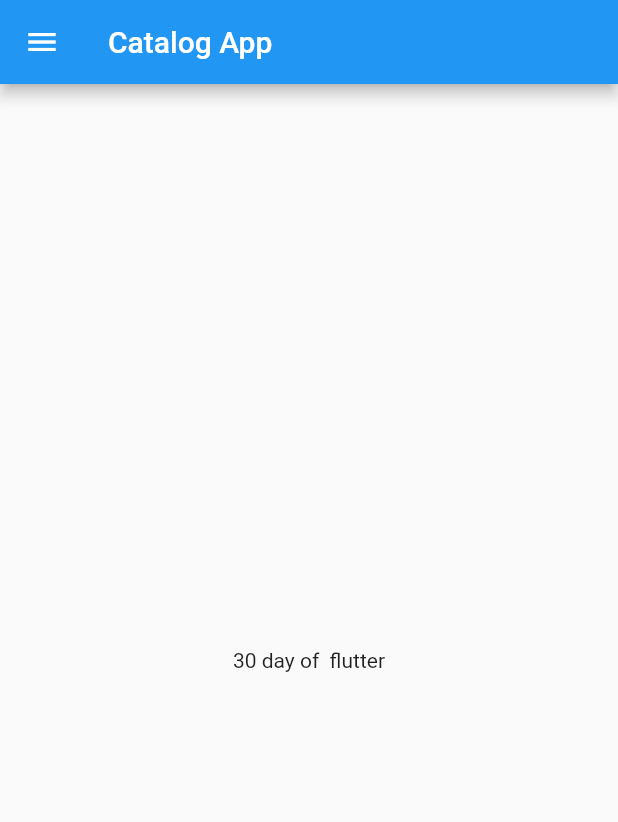
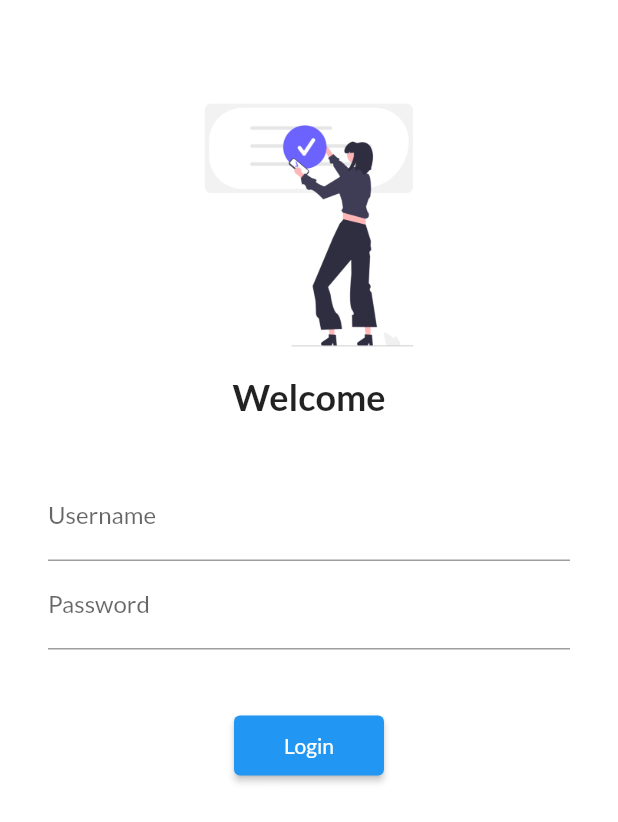
Before and after one commit to hardik27111/catalog, a Flutter app: the screen it shows after launch, on a phone screen of 412 x 824 dp. Shown: the top 822 px of the screen. Run offline on Flutter 3.47's test engine with Material 2 defaults, Android fonts, the phone set to English and light mode, and no system bars; our stand-ins replace google_fonts.

Commit message:
login page

```diff
--- a/lib/home.dart
+++ /dev/null
@@ -1,21 +0,0 @@
-import 'dart:html';
-
-import 'package:flutter/material.dart';
-
-class Home extends StatelessWidget {
-  const Home({Key? key}) : super(key: key);
-
-  @override
-  Widget build(BuildContext context) {
-    return Scaffold(
-        appBar: AppBar(
-          title: Text("Catalog App"),
-        ),
-        body: Center(
-            child: Container(
-          child: Text('30 day of  flutter'),
-        )),
-        drawer: Drawer(),
-        );
-  }
-}
--- a/lib/main.dart
+++ b/lib/main.dart
@@ -1,5 +1,8 @@
-import 'package:catalog1/home.dart';
+import 'package:catalog1/screens/home.dart';
+import 'package:catalog1/screens/login.dart';
+import 'package:catalog1/utils/routes.dart';
 import 'package:flutter/material.dart';
+import 'package:google_fonts/google_fonts.dart';
 
 void main() {
   runApp(MyApp());
@@ -11,7 +14,14 @@
   @override
   Widget build(BuildContext context) {
     return MaterialApp(
-        home: Home()
+      theme: ThemeData(
+        fontFamily: GoogleFonts.lato().fontFamily
+      ),
+        routes: {
+          "/": (context) => Login(),
+          AppRoutes.home: (context) => Home(),
+          AppRoutes.login: (context) => Login()
+        },
         );
   }
 }
--- /dev/null
+++ b/lib/screens/home.dart
@@ -0,0 +1,19 @@
+import 'package:flutter/material.dart';
+
+class Home extends StatelessWidget {
+  const Home({Key? key}) : super(key: key);
+
+  @override
+  Widget build(BuildContext context) {
+    return Scaffold(
+      appBar: AppBar(
+        title: Text("Catalog App"),
+      ),
+      body: Center(
+          child: Container(
+        child: Text('30 day of  flutter'),
+      )),
+      drawer: Drawer(),
+    );
+  }
+}
--- /dev/null
+++ b/lib/screens/login.dart
@@ -0,0 +1,62 @@
+import 'package:catalog1/utils/routes.dart';
+import 'package:flutter/material.dart';
+
+class Login extends StatelessWidget {
+  const Login({Key? key}) : super(key: key);
+
+  @override
+  Widget build(BuildContext context) {
+    return Material(
+      color: Colors.white,
+      child: SingleChildScrollView(
+        child: Column(
+          children: [
+            SizedBox(
+              height: 50,
+            ),
+            Image.asset(
+              'assets/images/login.png',
+              fit: BoxFit.cover,
+              height: 200,
+              width: 200,
+            ),
+            Text(
+              'Welcome',
+              style: TextStyle(fontSize: 24, fontWeight: FontWeight.bold),
+            ),
+            SizedBox(
+              height: 20,
+            ),
+            Padding(
+              padding:
+                  const EdgeInsets.symmetric(vertical: 16.0, horizontal: 32.0),
+              child: Column(
+                children: [
+                  TextFormField(
+                    decoration: InputDecoration(
+                        hintText: "Enter username", labelText: "Username"),
+                  ),
+                  TextFormField(
+                    decoration: InputDecoration(
+                        hintText: "Enter password", labelText: "Password"),
+                  ),
+                  SizedBox(
+                    height: 40,
+                  ),
+                  ElevatedButton(
+                      onPressed: () => {
+                        Navigator.pushNamed(context, AppRoutes.home)
+                      },
+                      style: TextButton.styleFrom(
+                        minimumSize: Size(100, 40)
+                      ),
+                      child: Text('Login'))
+                ],
+              ),
+            ),
+          ],
+        ),
+      ),
+    );
+  }
+}
--- /dev/null
+++ b/lib/utils/routes.dart
@@ -0,0 +1,4 @@
+class AppRoutes {
+  static String login = '/login';
+  static String home = '/home';
+}
--- a/pubspec.yaml
+++ b/pubspec.yaml
@@ -29,6 +29,7 @@
 dependencies:
   flutter:
     sdk: flutter
+  google_fonts: ^3.0.1
 
 
   # The following adds the Cupertino Icons font to your application.
@@ -58,8 +59,8 @@
   uses-material-design: true
 
   # To add assets to your application, add an assets section, like this:
-  # assets:
-  #   - images/a_dot_burr.jpeg
+  assets:
+    - assets/images/
   #   - images/a_dot_ham.jpeg
 
   # An image asset can refer to one or more resolution-specific "variants", see
```
Also changed, not shown: assets/images/login.png (added), pubspec.lock, 10 other files.
